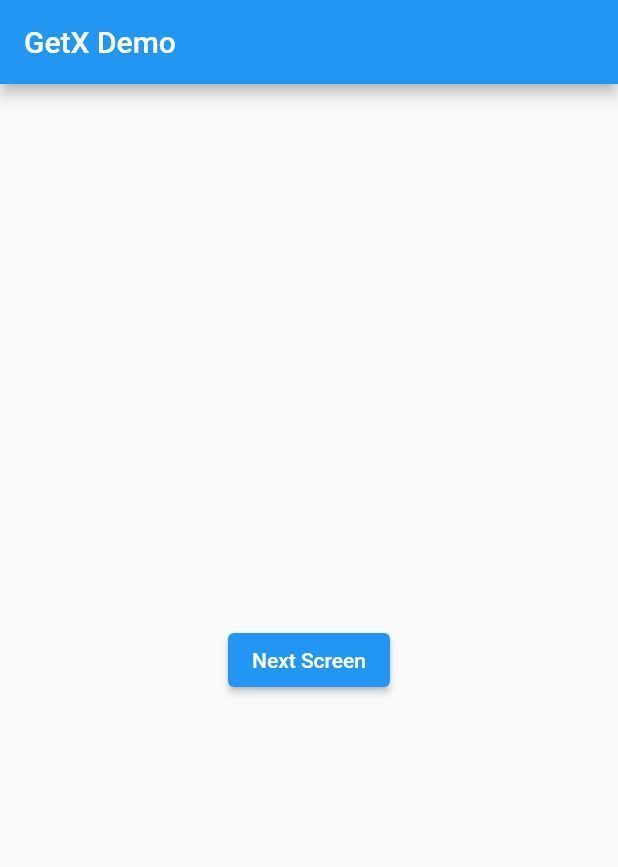
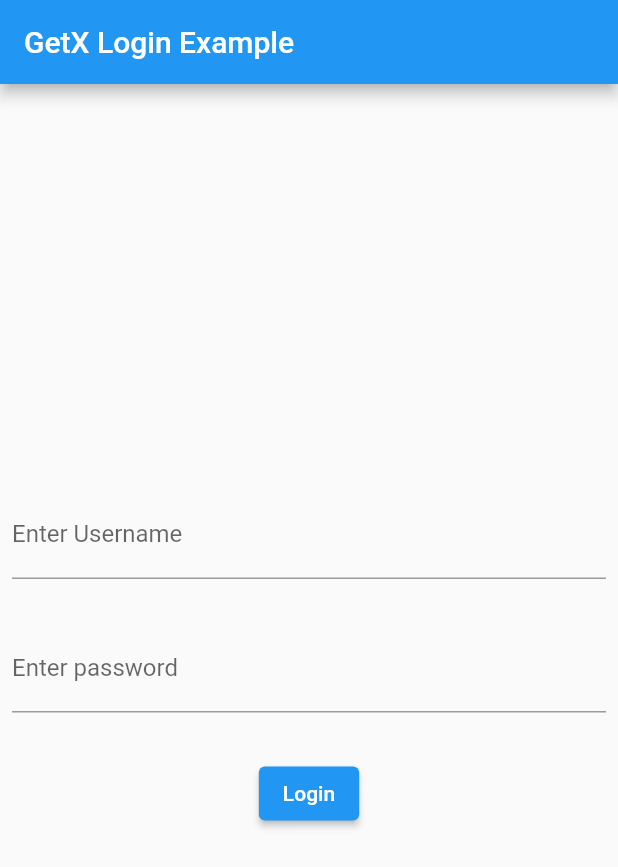
Before and after one commit to AkashShewale/GetXDemo, a Flutter app: the screen it shows after launch, on a phone screen of 412 x 824 dp. Shown: the top 867 px of the screen. Run offline on Flutter 3.47's test engine with Material 2 defaults, Android fonts, the phone set to English and light mode, and no system bars; our stand-ins replace get.

Commit message:
Login screen change

```diff
--- /dev/null
+++ b/lib/controller/LoginCotroller.dart
@@ -0,0 +1,32 @@
+import 'dart:io';
+
+import 'package:get/get.dart';
+import 'package:getx_library/models/login.dart';
+import 'package:http/http.dart' as http;
+import 'dart:convert' as convert;
+
+class LoginController extends GetxController
+{
+  void checkLogin(String userName, String password) async{
+
+    LoginRequest loginRequest=LoginRequest(name: userName,email: password,role: "owner",password: "abc1232");
+
+    var URL="http://143.110.245.148:8251/login";
+
+    try {
+      Map<String, String> headers = {'Content-Type': 'application/json'};
+      String request = convert.jsonEncode(loginRequest.toJson());
+      print('Request is as follows : ' + request);
+
+      var response = await http.post(URL, body: request, headers: headers);
+
+      print("URL: ${response.request.url}");
+      print("Response status: ${response.statusCode}");
+      print("Response body: ${response.body}");
+
+
+    } catch (ex) {
+      print(ex.toString());
+    }
+  }
+}
--- a/lib/main.dart
+++ b/lib/main.dart
@@ -1,8 +1,6 @@
 import 'package:flutter/material.dart';
 import 'package:get/get.dart';
-
-
-import 'pages/SecondPage.dart';
+import 'package:getx_library/controller/LoginCotroller.dart';
 
 void main() {
   runApp(MyApp());
@@ -17,7 +15,7 @@ class MyApp extends StatelessWidget {
       theme: ThemeData(
         primarySwatch: Colors.blue,
       ),
-      home: MyHomePage(title: 'GetX Demo'),
+      home: MyHomePage(title: 'GetX Login Example'),
     );
   }
 }
@@ -32,6 +30,11 @@ class MyHomePage extends StatefulWidget {
 
 class _MyHomePageState extends State<MyHomePage> {
 
+  var userNameController=TextEditingController();
+  var passwordController=TextEditingController();
+
+  var loginController=Get.put(LoginController());
+
   @override
   Widget build(BuildContext context) {
     return Scaffold(
@@ -42,12 +45,38 @@ class _MyHomePageState extends State<MyHomePage> {
       ),
       body: Container(
         child: Center(
-           child: ElevatedButton(
-             child: Text("Next Screen"),
-             onPressed: (){
-               Get.to(SecondPage());
-             },
-           ),
+          child: Padding(
+            padding: const EdgeInsets.all(8.0),
+            child: Column(
+              mainAxisAlignment: MainAxisAlignment.center,
+              children: [
+                TextField(
+                  decoration: InputDecoration(labelText: 'Enter Username',hintText: 'Username'),
+                  controller: userNameController,
+                ),
+
+                SizedBox(height: 30),
+
+                TextField(
+                  decoration: InputDecoration(labelText: 'Enter password',hintText: 'Password'),
+                  controller: passwordController,
+                  obscureText: true,
+                ),
+
+                SizedBox(height: 30),
+
+                ElevatedButton(
+                  child: Text("Login"),
+                  onPressed: () {
+                    //Get.to(SecondPage());
+                    print('clicked on login button...');
+                    loginController.checkLogin(userNameController.text,passwordController.text);
+
+                  },
+                ),
+              ],
+            ),
+          ),
         ),
       ),
     );
--- /dev/null
+++ b/lib/models/login.dart
@@ -0,0 +1,20 @@
+class LoginRequest {
+  LoginRequest({
+    this.name,
+    this.email,
+    this.role,
+    this.password,
+  });
+
+  String name;
+  String email;
+  String role;
+  String password;
+
+  Map<String, dynamic> toJson() => {
+    "name": name,
+    "email": email,
+    "role": role,
+    "password": password,
+  };
+}
```
Also changed, not shown: 1 other file.
